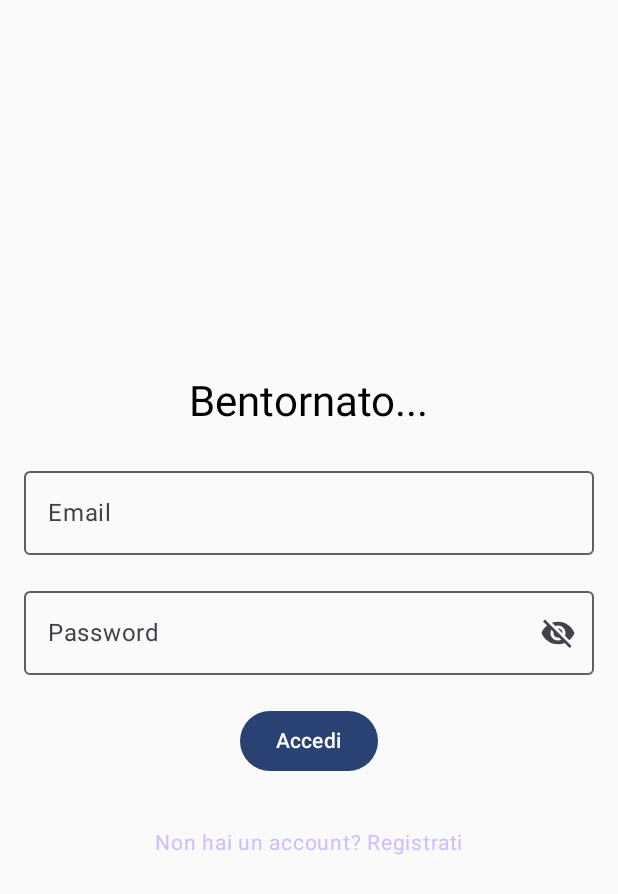
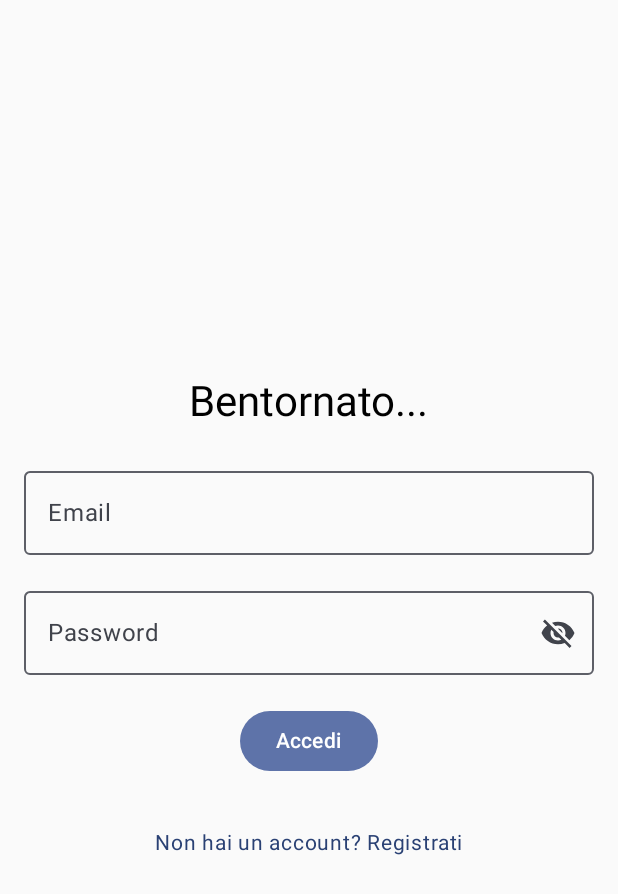
Before and after one commit to Orbmad/Definetly_not_a_mobile_app, an Android app built with Jetpack Compose: the screen it shows after launch (MainActivity), on a phone screen of 412 x 824 dp. Shown: the top 894 px of the screen. Run offline under Robolectric (Android 15) with nearby library versions, the phone set to English and light mode, and no system bars; our stand-ins replace Firebase (no records; nobody signed in at launch, a user with empty details on screens opened directly).

Commit message:
Changed default color, added default buttons

```diff
--- a/app/src/main/java/com/dambrofarne/eyeflush/ui/theme/Color.kt
+++ b/app/src/main/java/com/dambrofarne/eyeflush/ui/theme/Color.kt
@@ -1,6 +1,15 @@
 package com.dambrofarne.eyeflush.ui.theme
 
 import androidx.compose.ui.graphics.Color
+
+fun Color.darken(factor: Float = .2f): Color {
+    return Color(
+        red = (red * (1 - factor)).coerceIn(0f, 1f),
+        green = (green * (1 - factor)).coerceIn(0f, 1f),
+        blue = (blue * (1 - factor)).coerceIn(0f, 1f),
+        alpha = alpha
+    )
+}
 
 val Purple80 = Color(0xFFD0BCFF)
 val PurpleGrey80 = Color(0xFFCCC2DC)
@@ -9,3 +18,12 @@
 val Purple40 = Color(0xFF6650a4)
 val PurpleGrey40 = Color(0xFF625b71)
 val Pink40 = Color(0xFF7D5260)
+
+val Flame = Color(0xFFE4572E)
+val Error = Color(0xFFFF0033)
+val Link = Color(0xFF4286F4)
+
+// Light mode colors
+val White = Color(0xFFFFFFFF)
+val Platinum = Color(0xFFDADADA)
+val EerieBlack = Color(0xFF262626)
--- a/app/src/main/java/com/dambrofarne/eyeflush/ui/theme/Theme.kt
+++ b/app/src/main/java/com/dambrofarne/eyeflush/ui/theme/Theme.kt
@@ -9,17 +9,23 @@
 import androidx.compose.material3.lightColorScheme
 import androidx.compose.runtime.Composable
 import androidx.compose.ui.platform.LocalContext
+import java.util.concurrent.LinkedBlockingQueue
 
 private val DarkColorScheme = darkColorScheme(
-    primary = Purple80,
-    secondary = PurpleGrey80,
-    tertiary = Pink80
+    primary = Flame,
+    secondary = Link,
+    tertiary = Error
 )
 
 private val LightColorScheme = lightColorScheme(
-    primary = Purple40,
-    secondary = PurpleGrey40,
-    tertiary = Pink40
+    primary = Flame, // App color
+    onPrimary = White, // Text and icons on app color
+    background = White, // Main background color
+    onBackground = EerieBlack, // Text on background color
+    primaryContainer = White, // Container on background color
+    onPrimaryContainer = EerieBlack, // Text on container
+    secondary = Link, // Darker app color
+    tertiary = Error // Error color
 
     /* Other default colors to override
     background = Color(0xFFFFFBFE),
```
Also changed, not shown: app/src/main/java/com/dambrofarne/eyeflush/ui/composables/Buttons.kt (+101 -4 lines), app/src/main/java/com/dambrofarne/eyeflush/ui/screens/camera/CameraScreen.kt (+4 -9 lines), app/src/main/java/com/dambrofarne/eyeflush/ui/screens/home/HomeMapScreen.kt (+9 -10 lines).
